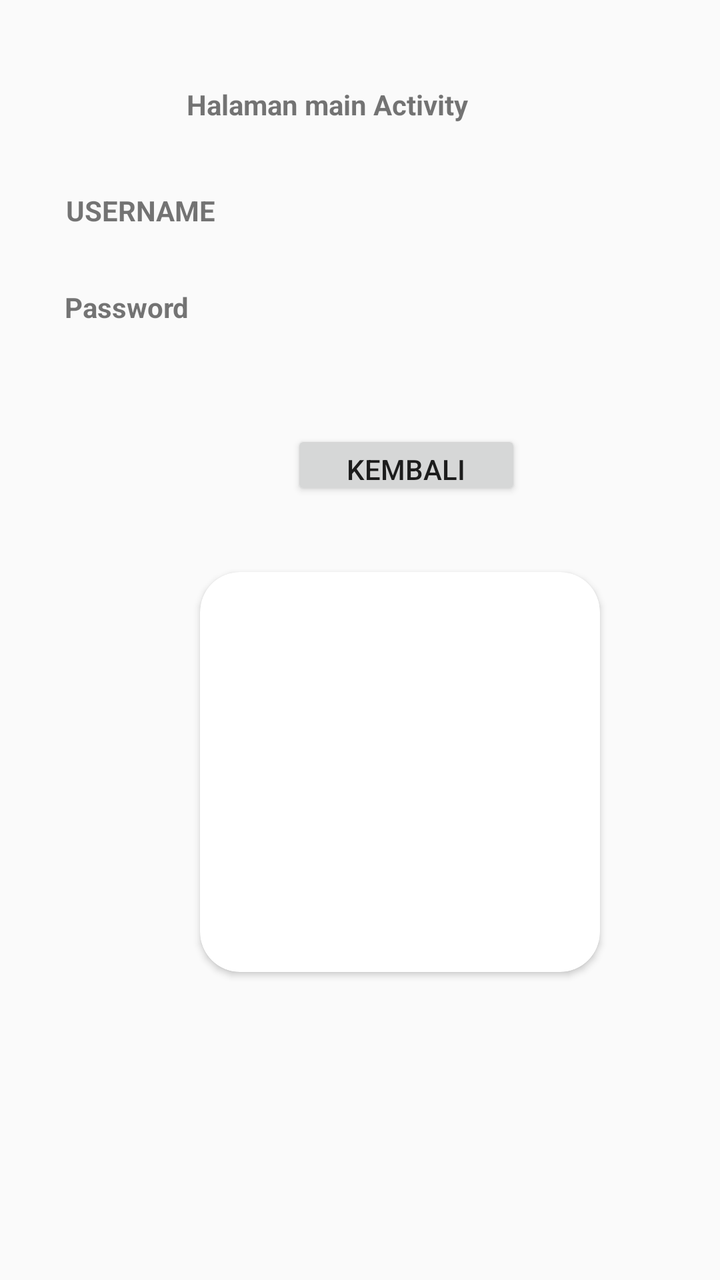
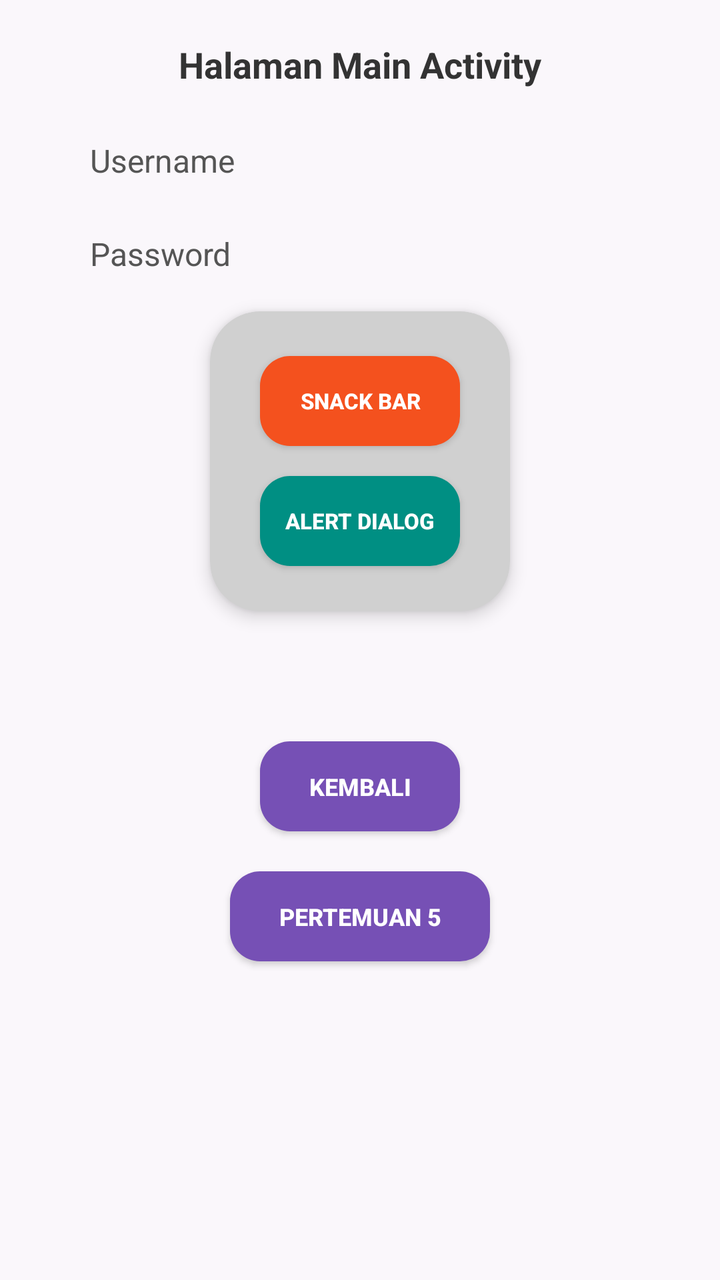

Screens rendered from an Android XML layout before and after an edit, with the pre-edit source and the edit as a unified diff.
<!-- AndroidManifest.xml: application theme Theme.Akbar_3TIB -->
<!-- res/layout/activity_main.xml -->
<?xml version="1.0" encoding="utf-8"?>
<androidx.constraintlayout.widget.ConstraintLayout xmlns:android="http://schemas.android.com/apk/res/android"
    xmlns:app="http://schemas.android.com/apk/res-auto"
    xmlns:tools="http://schemas.android.com/tools"
    android:id="@+id/main"
    android:layout_width="match_parent"
    android:layout_height="match_parent"
    tools:context=".MainActivity">

    <TextView
        android:id="@+id/txtUsername"
        android:layout_width="188dp"
        android:layout_height="34dp"
        android:text="USERNAME"
        android:textStyle="bold"
        app:layout_constraintBottom_toTopOf="@+id/txtPassword"
        app:layout_constraintEnd_toEndOf="parent"
        app:layout_constraintHorizontal_bias="0.192"
        app:layout_constraintStart_toStartOf="parent"
        app:layout_constraintTop_toTopOf="parent"
        app:layout_constraintVertical_bias="0.871" />

    <TextView
        android:id="@+id/txtPassword"
        android:layout_width="189dp"
        android:layout_height="35dp"
        android:text="Password"
        android:textStyle="bold"
        app:layout_constraintBottom_toBottomOf="parent"
        app:layout_constraintEnd_toEndOf="parent"
        app:layout_constraintHorizontal_bias="0.189"
        app:layout_constraintStart_toStartOf="parent"
        app:layout_constraintTop_toTopOf="parent"
        app:layout_constraintVertical_bias="0.238" />

    <TextView
        android:id="@+id/textView6"
        android:layout_width="172dp"
        android:layout_height="32dp"
        android:text="Halaman main Activity"
        android:textStyle="bold"
        app:layout_constraintBottom_toBottomOf="parent"
        app:layout_constraintEnd_toEndOf="parent"
        app:layout_constraintHorizontal_bias="0.497"
        app:layout_constraintStart_toStartOf="parent"
        app:layout_constraintTop_toTopOf="parent"
        app:layout_constraintVertical_bias="0.07" />










































    <androidx.cardview.widget.CardView
        android:layout_width="200dp"
        android:layout_height="200dp"
        android:layout_marginTop="36dp"
        app:cardCornerRadius="20dp"
        app:layout_constraintEnd_toEndOf="parent"
        app:layout_constraintHorizontal_bias="0.625"
        app:layout_constraintStart_toStartOf="parent"
        app:layout_constraintTop_toBottomOf="@+id/btnKembali" />

    <Button
        android:id="@+id/btnKembali"
        android:layout_width="115dp"
        android:layout_height="35dp"
        android:layout_marginTop="36dp"
        android:text="kembali"
        app:layout_constraintEnd_toEndOf="parent"
        app:layout_constraintHorizontal_bias="0.594"
        app:layout_constraintStart_toStartOf="parent"
        app:layout_constraintTop_toBottomOf="@+id/txtPassword" />

</androidx.constraintlayout.widget.ConstraintLayout>
<!-- resources referenced by this layout -->
<resources>
  <style name="Theme.Akbar_3TIB" parent="Theme.AppCompat.Light.NoActionBar">
  
          <item name="colorPrimary">#2196F3</item>
          <item name="colorPrimaryDark">#1976D2</item>
          <item name="colorAccent">#03A9F4</item>
  
      </style>
</resources>

<!-- the commit's change to res/layout/activity_main.xml (unified diff, before → after) -->
@@ -1,111 +1,132 @@
 <?xml version="1.0" encoding="utf-8"?>
-<androidx.constraintlayout.widget.ConstraintLayout xmlns:android="http://schemas.android.com/apk/res/android"
+<androidx.constraintlayout.widget.ConstraintLayout
+    xmlns:android="http://schemas.android.com/apk/res/android"
     xmlns:app="http://schemas.android.com/apk/res-auto"
     xmlns:tools="http://schemas.android.com/tools"
     android:id="@+id/main"
     android:layout_width="match_parent"
     android:layout_height="match_parent"
+    android:background="#FAF7FB"
     tools:context=".MainActivity">
 
+    
+    <TextView
+        android:id="@+id/textView6"
+        android:layout_width="wrap_content"
+        android:layout_height="wrap_content"
+        android:layout_marginTop="20dp"
+        android:text="Halaman Main Activity"
+        android:textColor="#333333"
+        android:textSize="18sp"
+        android:textStyle="bold"
+        app:layout_constraintEnd_toEndOf="parent"
+        app:layout_constraintStart_toStartOf="parent"
+        app:layout_constraintTop_toTopOf="parent" />
+
+    
     <TextView
         android:id="@+id/txtUsername"
-        android:layout_width="188dp"
-        android:layout_height="34dp"
-        android:text="USERNAME"
-        android:textStyle="bold"
-        app:layout_constraintBottom_toTopOf="@+id/txtPassword"
+        android:layout_width="0dp"
+        android:layout_height="wrap_content"
+        android:layout_marginStart="45dp"
+        android:layout_marginTop="25dp"
+        android:layout_marginEnd="45dp"
+        android:text="Username"
+        android:textColor="#555555"
+        android:textSize="16sp"
         app:layout_constraintEnd_toEndOf="parent"
-        app:layout_constraintHorizontal_bias="0.192"
         app:layout_constraintStart_toStartOf="parent"
-        app:layout_constraintTop_toTopOf="parent"
-        app:layout_constraintVertical_bias="0.871" />
+        app:layout_constraintTop_toBottomOf="@id/textView6" />
 
+    
     <TextView
         android:id="@+id/txtPassword"
-        android:layout_width="189dp"
-        android:layout_height="35dp"
+        android:layout_width="0dp"
+        android:layout_height="wrap_content"
+        android:layout_marginStart="45dp"
+        android:layout_marginTop="25dp"
+        android:layout_marginEnd="45dp"
         android:text="Password"
-        android:textStyle="bold"
-        app:layout_constraintBottom_toBottomOf="parent"
+        android:textColor="#555555"
+        android:textSize="16sp"
         app:layout_constraintEnd_toEndOf="parent"
-        app:layout_constraintHorizontal_bias="0.189"
         app:layout_constraintStart_toStartOf="parent"
-        app:layout_constraintTop_toTopOf="parent"
-        app:layout_constraintVertical_bias="0.238" />
+        app:layout_constraintTop_toBottomOf="@id/txtUsername" />
 
-    <TextView
-        android:id="@+id/textView6"
-        android:layout_width="172dp"
-        android:layout_height="32dp"
-        android:text="Halaman main Activity"
-        android:textStyle="bold"
-        app:layout_constraintBottom_toBottomOf="parent"
+    
+    <androidx.cardview.widget.CardView
+        android:id="@+id/card"
+        android:layout_width="150dp"
+        android:layout_height="150dp"
+        android:layout_marginTop="18dp"
+        app:cardBackgroundColor="#D0D0D0"
+        app:cardCornerRadius="25dp"
+        app:cardElevation="5dp"
         app:layout_constraintEnd_toEndOf="parent"
-        app:layout_constraintHorizontal_bias="0.497"
         app:layout_constraintStart_toStartOf="parent"
-        app:layout_constraintTop_toTopOf="parent"
-        app:layout_constraintVertical_bias="0.07" />
+        app:layout_constraintTop_toBottomOf="@id/txtPassword">
 
+        <LinearLayout
+            android:layout_width="match_parent"
+            android:layout_height="match_parent"
+            android:gravity="center"
+            android:orientation="vertical">
 
+            
+            <Button
+                android:id="@+id/btnSnackBar"
+                android:layout_width="100dp"
+                android:layout_height="45dp"
+                android:background="@drawable/bg_snackbar"
+                android:text="SNACK BAR"
+                android:textColor="#FFFFFF"
+                android:textSize="11sp"
+                android:textStyle="bold" />
 
+            
+            <Button
+                android:id="@+id/btnAlert"
+                android:layout_width="100dp"
+                android:layout_height="45dp"
+                android:layout_marginTop="15dp"
+                android:background="@drawable/bg_alert"
+                android:text="ALERT DIALOG"
+                android:textColor="#FFFFFF"
+                android:textSize="11sp"
+                android:textStyle="bold" />
 
+        </LinearLayout>
 
+    </androidx.cardview.widget.CardView>
 
-
-
-
-
-
-
-
-
-
-
-
-
-
-
-
-
-
-
-
-
-
-
-
-
-
-
-
-
-
-
-
-
-
-
-
-
-    <androidx.cardview.widget.CardView
-        android:layout_width="200dp"
-        android:layout_height="200dp"
-        android:layout_marginTop="36dp"
-        app:cardCornerRadius="20dp"
-        app:layout_constraintEnd_toEndOf="parent"
-        app:layout_constraintHorizontal_bias="0.625"
-        app:layout_constraintStart_toStartOf="parent"
-        app:layout_constraintTop_toBottomOf="@+id/btnKembali" />
-
+    
     <Button
         android:id="@+id/btnKembali"
-        android:layout_width="115dp"
-        android:layout_height="35dp"
-        android:layout_marginTop="36dp"
-        android:text="kembali"
+        android:layout_width="100dp"
+        android:layout_height="45dp"
+        android:layout_marginTop="65dp"
+        android:background="@drawable/bg_kembali"
+        android:text="KEMBALI"
+        android:textColor="#FFFFFF"
+        android:textSize="12sp"
+        android:textStyle="bold"
         app:layout_constraintEnd_toEndOf="parent"
-        app:layout_constraintHorizontal_bias="0.594"
         app:layout_constraintStart_toStartOf="parent"
-        app:layout_constraintTop_toBottomOf="@+id/txtPassword" />
+        app:layout_constraintTop_toBottomOf="@id/card" />
+
+    
+    <Button
+        android:id="@+id/btnToLima"
+        android:layout_width="130dp"
+        android:layout_height="45dp"
+        android:layout_marginTop="20dp"
+        android:background="@drawable/bg_kembali"
+        android:text="PERTEMUAN 5"
+        android:textColor="#FFFFFF"
+        android:textSize="12sp"
+        android:textStyle="bold"
+        app:layout_constraintEnd_toEndOf="parent"
+        app:layout_constraintStart_toStartOf="parent"
+        app:layout_constraintTop_toBottomOf="@id/btnKembali" />
 
 </androidx.constraintlayout.widget.ConstraintLayout>
<!-- resource entries referenced after the edit -->
@@ -1,5 +1,35 @@
 <!-- resources referenced by this layout -->
 <resources>
+  <!-- drawable bg_alert (drawable) -->
+  <?xml version="1.0" encoding="utf-8"?>
+  <shape xmlns:android="http://schemas.android.com/apk/res/android"
+      android:shape="rectangle">
+  
+      <solid android:color="#008F83" />
+  
+      <corners android:radius="15dp" />
+  
+  </shape>
+  <!-- drawable bg_kembali (drawable) -->
+  <?xml version="1.0" encoding="utf-8"?>
+  <shape xmlns:android="http://schemas.android.com/apk/res/android"
+      android:shape="rectangle">
+  
+      <solid android:color="#7650B5" />
+  
+      <corners android:radius="15dp" />
+  
+  </shape>
+  <!-- drawable bg_snackbar (drawable) -->
+  <?xml version="1.0" encoding="utf-8"?>
+  <shape xmlns:android="http://schemas.android.com/apk/res/android"
+      android:shape="rectangle">
+  
+      <solid android:color="#F4511E" />
+  
+      <corners android:radius="15dp" />
+  
+  </shape>
   <style name="Theme.Akbar_3TIB" parent="Theme.AppCompat.Light.NoActionBar">
   
           <item name="colorPrimary">#2196F3</item>
